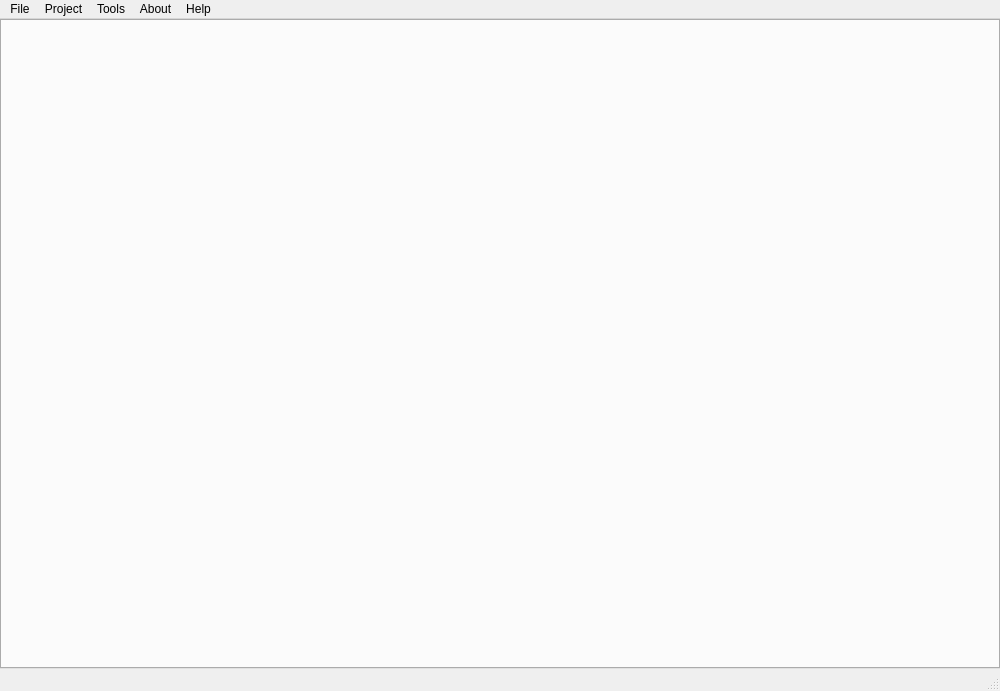
First picture: the form in gui/src/MainWindow.ui, repository 3nock/OTE, before the edit.
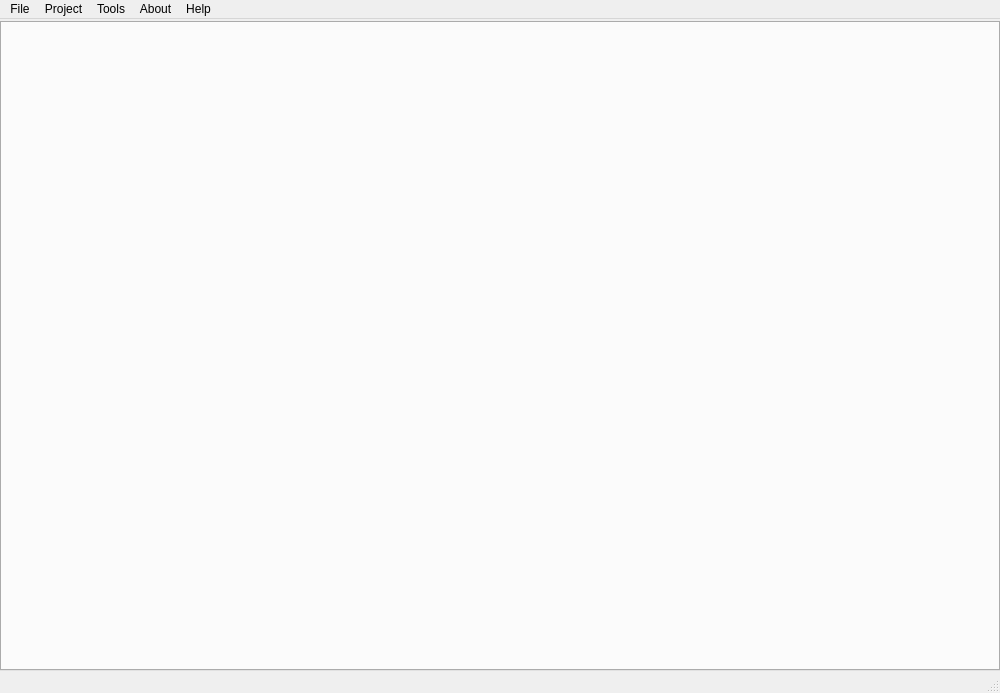
Second picture: the form after the edit.

What changed in the file:
```diff
--- a/gui/src/MainWindow.ui
+++ b/gui/src/MainWindow.ui
@@ -7,7 +7,7 @@
     <x>0</x>
     <y>0</y>
     <width>1000</width>
-    <height>686</height>
+    <height>688</height>
    </rect>
   </property>
   <property name="windowTitle">
@@ -414,7 +414,7 @@
      <number>0</number>
     </property>
     <property name="topMargin">
-     <number>0</number>
+     <number>2</number>
     </property>
     <property name="rightMargin">
      <number>0</number>
```
Left out of the diff: 100 changed lines with no effect on the pictures.
